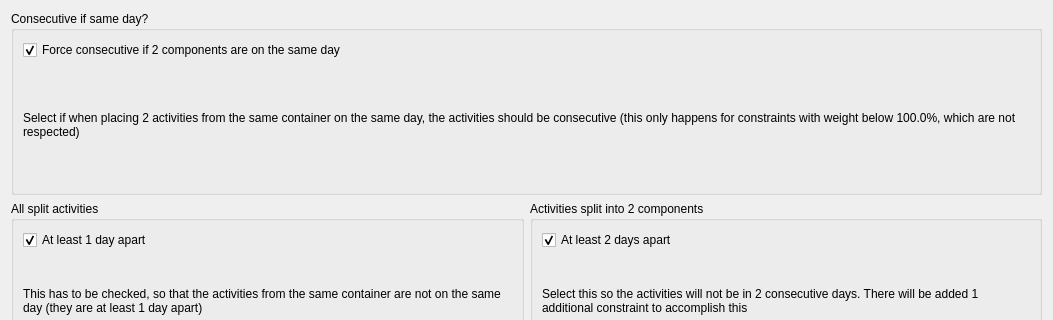
Old version of the form fet/src/interface/spreadmindaysconstraintsfivedaysform_template.ui in the repository vonmecheln/fet; both pictures show x 0 to 1053 and y 0 to 320 of the 1053 by 615 pixel window.
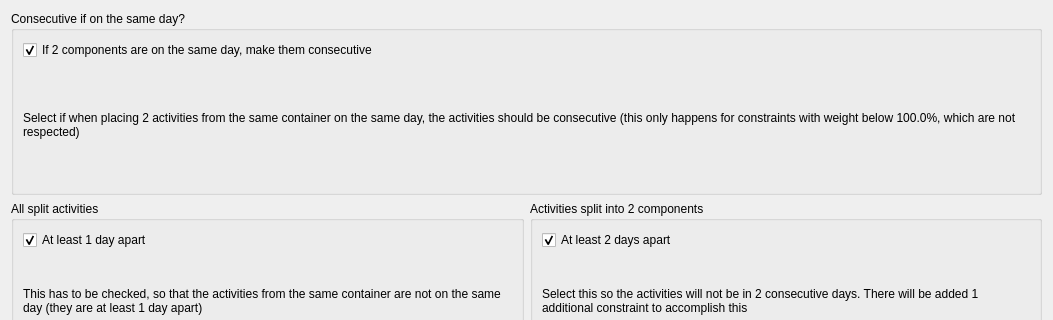
New version of the form.

The edit to the form file:
```diff
--- a/fet/src/interface/spreadmindaysconstraintsfivedaysform_template.ui
+++ b/fet/src/interface/spreadmindaysconstraintsfivedaysform_template.ui
@@ -17,13 +17,13 @@
    <item row="0" column="0" colspan="4">
     <widget class="QGroupBox" name="groupBox_5">
      <property name="title">
-      <string>Consecutive if same day?</string>
+      <string>Consecutive if on the same day?</string>
      </property>
      <layout class="QGridLayout" name="gridLayout_2">
       <item row="0" column="0">
        <widget class="QCheckBox" name="consecutiveIfSameDayCheckBox">
         <property name="text">
-         <string>Force consecutive if 2 components are on the same day</string>
+         <string>If 2 components are on the same day, make them consecutive</string>
         </property>
         <property name="checked">
          <bool>true</bool>
```
